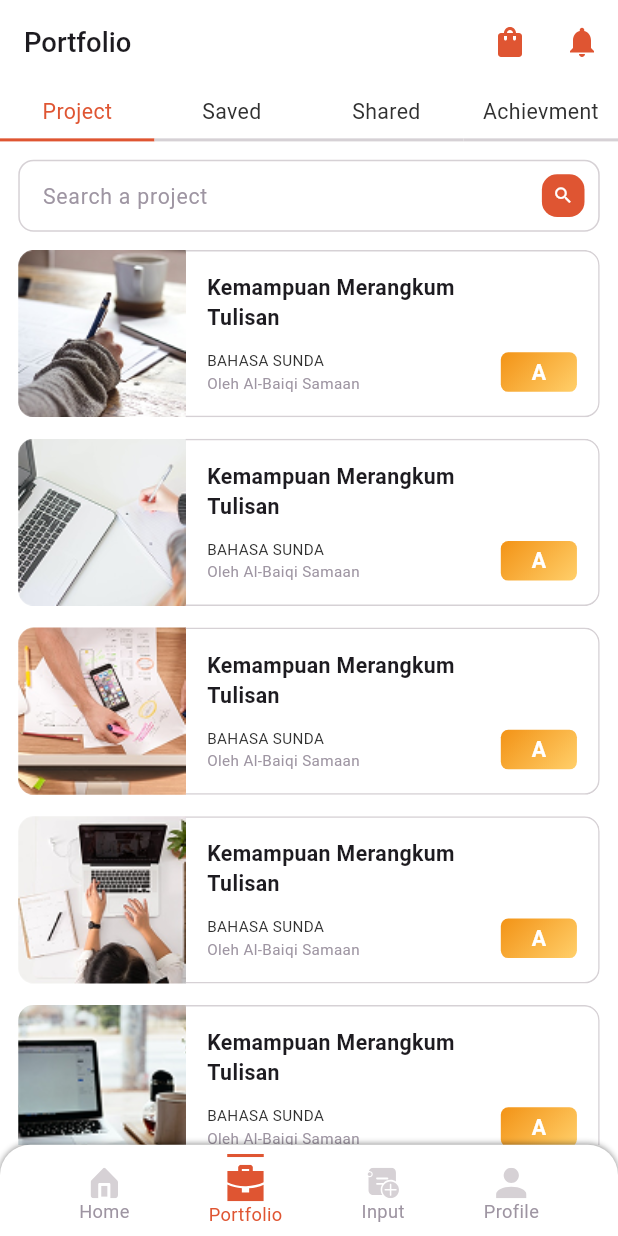
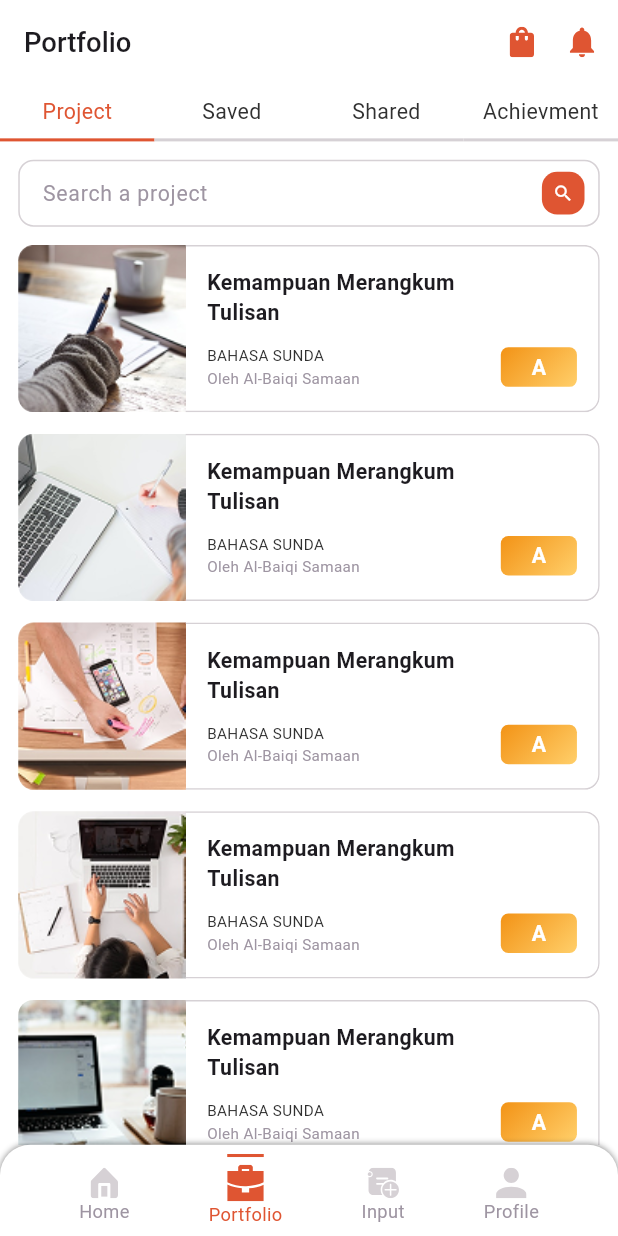
Before and after one commit to tapoban123/yoliday-internship-assignment, a Flutter app: the screen it shows after launch, item 2 of the bottom bar chosen, on a phone screen of 412 x 824 dp. Run offline on Flutter 3.47's test engine with Material 3 defaults, Android fonts, the phone set to English and light mode, and no system bars; our stand-ins replace flutter_screenutil, flutter_svg.

Commit message:
Fixed some measurements for resposiveness

```diff
--- a/assignment_app/lib/nav_bar_controller_screen.dart
+++ b/assignment_app/lib/nav_bar_controller_screen.dart
@@ -35,11 +35,24 @@ class _NavBarControllerScreenState extends State<NavBarControllerScreen> {
         actions: [
           IconButton(
             onPressed: () {},
-            icon: SvgPicture.asset("assets/images/bag.svg"),
+            visualDensity: VisualDensity(
+              horizontal: VisualDensity.minimumDensity,
+            ),
+            style: IconButton.styleFrom(minimumSize: Size(16.r, 20.r)),
+            icon: SvgPicture.asset(
+              "assets/images/bag.svg",
+              height: 20.r,
+              width: 16.r,
+            ),
           ),
           IconButton(
             onPressed: () {},
-            icon: SvgPicture.asset("assets/images/bell.svg"),
+            style: IconButton.styleFrom(minimumSize: Size(16.r, 20.r)),
+            icon: SvgPicture.asset(
+              "assets/images/bell.svg",
+              height: 20.r,
+              width: 16.r,
+            ),
           ),
         ],
       );
--- a/assignment_app/lib/screens/tab_screens/projects_screen.dart
+++ b/assignment_app/lib/screens/tab_screens/projects_screen.dart
@@ -54,7 +54,9 @@ class _SearchTextField extends StatelessWidget {
 
   @override
   Widget build(BuildContext context) {
-    return TextField(
+    return SizedBox(
+      height: 44.r,
+      child: TextField(
         decoration: InputDecoration(
           enabledBorder: OutlineInputBorder(
             borderRadius: BorderRadius.circular(10.r),
@@ -85,6 +87,7 @@ class _SearchTextField extends StatelessWidget {
         onTapOutside: (event) {
           FocusManager.instance.primaryFocus?.unfocus();
         },
+      ),
     );
   }
 }
```
Also changed, not shown: 1 other file. Lines whose indentation alone changed are shown as unchanged.
